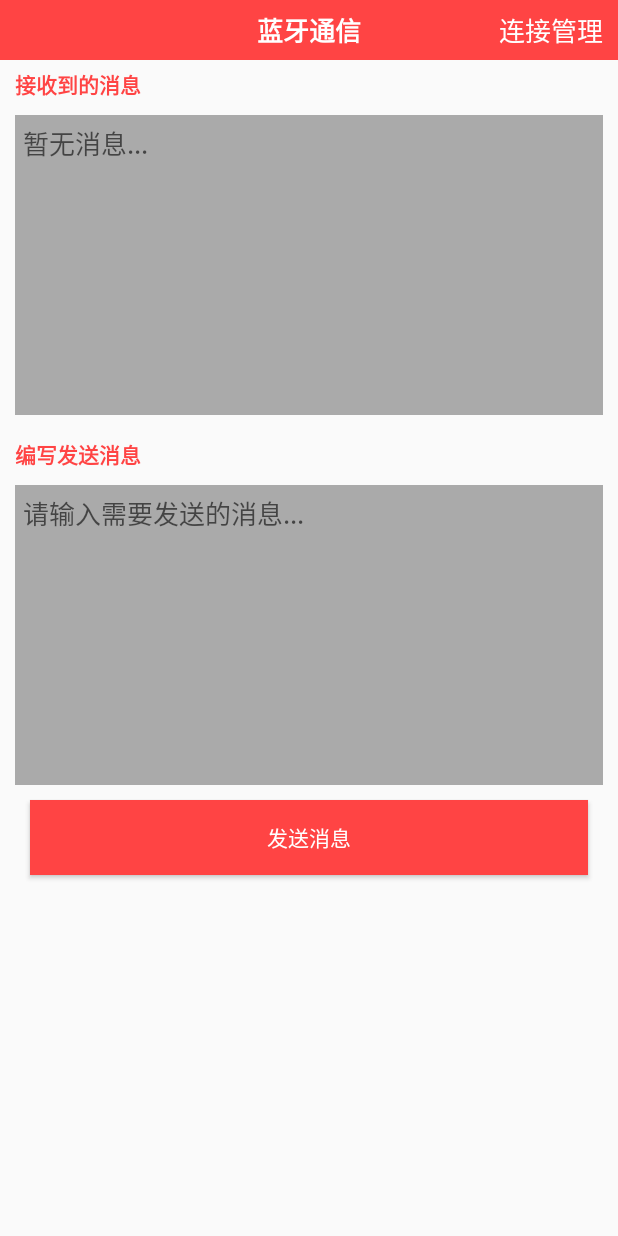
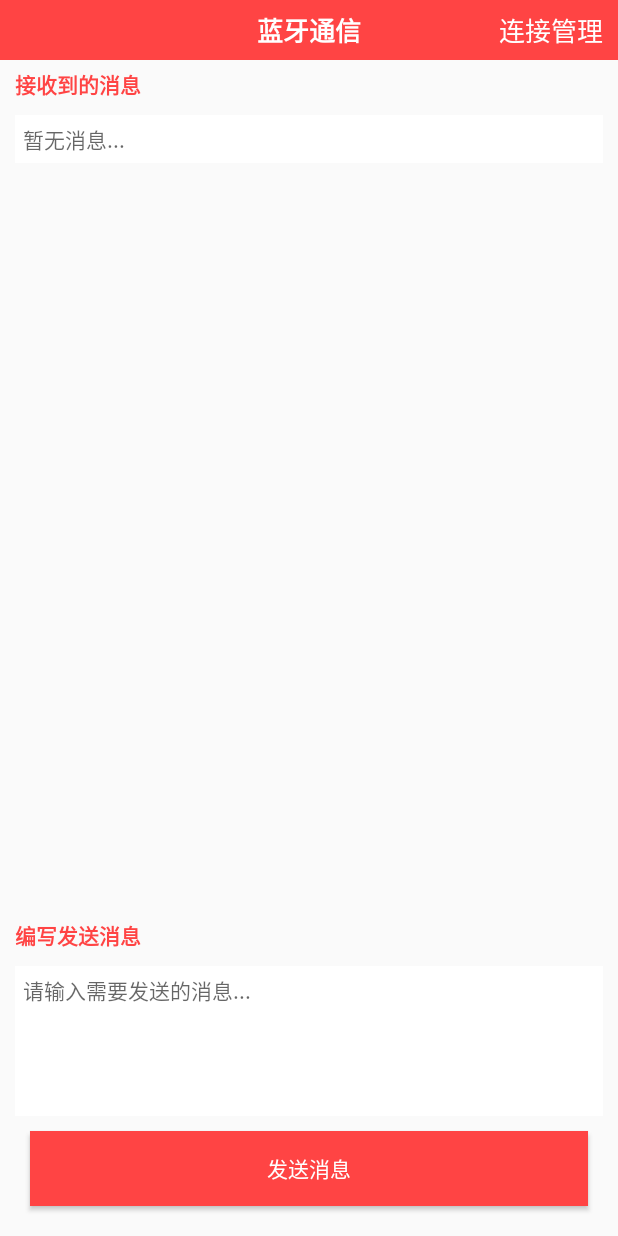
Before and after one commit to hutaodediannao/Bluetooth, an Android app: the screen it shows after launch (MainActivity), on a phone screen of 412 x 824 dp. Run offline under Robolectric (Android 15) with nearby library versions, the light colour scheme and no system bars; our stand-ins replace EventBus.

Commit message:
已实现蓝牙通信

```diff
--- a/app/src/main/res/layout/activity_config.xml
+++ b/app/src/main/res/layout/activity_config.xml
@@ -4,7 +4,6 @@
     android:layout_width="match_parent"
     android:layout_height="match_parent"
     android:orientation="vertical"
-    android:background="@android:color/darker_gray"
     tools:context=".ConfigActivity">
 
     <RelativeLayout
@@ -69,6 +68,7 @@
         android:id="@+id/connectRecyclerView"
         android:layout_width="match_parent"
         android:layout_height="wrap_content"
+        android:background="@android:color/white"
         android:layout_marginLeft="5dp"
         android:layout_marginRight="5dp"
         android:layout_marginTop="5dp"/>
@@ -92,6 +92,7 @@
         android:id="@+id/discoverRecyclerView"
         android:layout_width="match_parent"
         android:layout_height="wrap_content"
+        android:background="@android:color/white"
         android:layout_marginLeft="5dp"
         android:layout_marginRight="5dp"
         android:layout_marginTop="5dp"/>
--- a/app/src/main/res/layout/activity_main.xml
+++ b/app/src/main/res/layout/activity_main.xml
@@ -1,5 +1,5 @@
 <?xml version="1.0" encoding="utf-8"?>
-<LinearLayout xmlns:android="http://schemas.android.com/apk/res/android"
+<RelativeLayout xmlns:android="http://schemas.android.com/apk/res/android"
     xmlns:tools="http://schemas.android.com/tools"
     android:orientation="vertical"
     android:layout_width="match_parent"
@@ -39,6 +39,8 @@
     </FrameLayout>
 
     <TextView
+        android:id="@+id/title1"
+        android:layout_below="@+id/header"
         android:layout_width="wrap_content"
         android:layout_height="wrap_content"
         android:layout_marginLeft="10dp"
@@ -47,18 +49,33 @@
         android:textColor="@android:color/holo_red_light"
         android:text="接收到的消息"/>
 
-    <TextView
-        android:id="@+id/tvResult"
+    <androidx.core.widget.NestedScrollView
         android:layout_width="match_parent"
         android:layout_height="wrap_content"
-        android:minHeight="200dp"
-        android:layout_margin="10dp"
-        android:padding="5dp"
-        android:hint="暂无消息..."
-        android:textSize="17sp"
-        android:background="@android:color/darker_gray"/>
+        android:layout_above="@+id/tvTitle2"
+        android:layout_below="@+id/title1">
+
+        <LinearLayout
+            android:layout_width="match_parent"
+            android:layout_height="match_parent"
+            android:orientation="vertical">
+
+            <TextView
+                android:id="@+id/tvResult"
+                android:layout_width="match_parent"
+                android:layout_height="match_parent"
+                android:layout_margin="10dp"
+                android:padding="5dp"
+                android:hint="暂无消息..."
+                android:textSize="14sp"
+                android:background="@android:color/white"/>
+        </LinearLayout>
+
+    </androidx.core.widget.NestedScrollView>
 
     <TextView
+        android:id="@+id/tvTitle2"
+        android:layout_above="@+id/etMessage"
         android:layout_width="wrap_content"
         android:layout_height="wrap_content"
         android:layout_marginLeft="10dp"
@@ -69,18 +86,22 @@
 
     <EditText
         android:id="@+id/etMessage"
+        android:layout_above="@+id/btn"
         android:layout_width="match_parent"
         android:layout_height="wrap_content"
-        android:minHeight="200dp"
+        android:minHeight="100dp"
         android:maxHeight="250dp"
         android:layout_margin="10dp"
         android:padding="5dp"
         android:hint="请输入需要发送的消息..."
         android:gravity="left|top"
-        android:textSize="17sp"
-        android:background="@android:color/darker_gray"/>
+        android:textSize="14sp"
+        android:background="@android:color/white"/>
 
     <Button
+        android:id="@+id/btn"
+        android:layout_alignParentBottom="true"
+        android:layout_marginBottom="20dp"
         android:onClick="sendMessage"
         android:layout_width="match_parent"
         android:layout_height="50dp"
@@ -90,4 +111,4 @@
         android:background="@android:color/holo_red_light"
         android:text="发送消息"/>
 
-</LinearLayout>
+</RelativeLayout>
```
